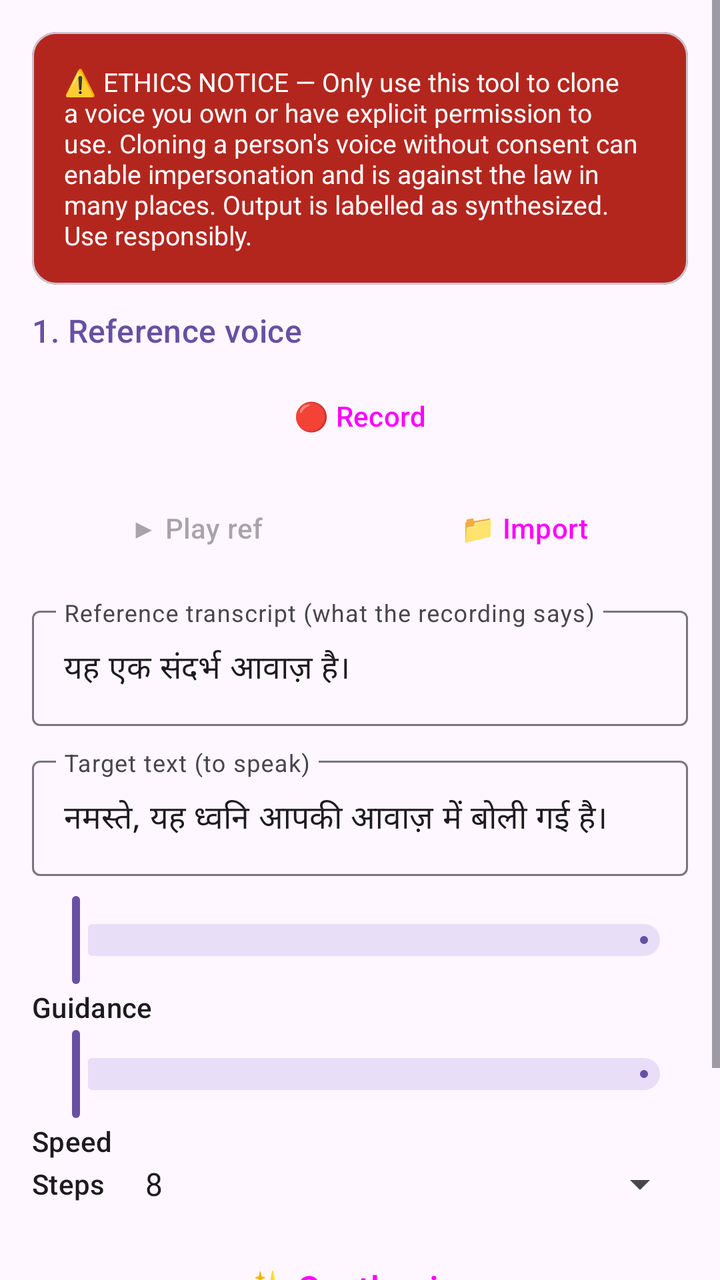
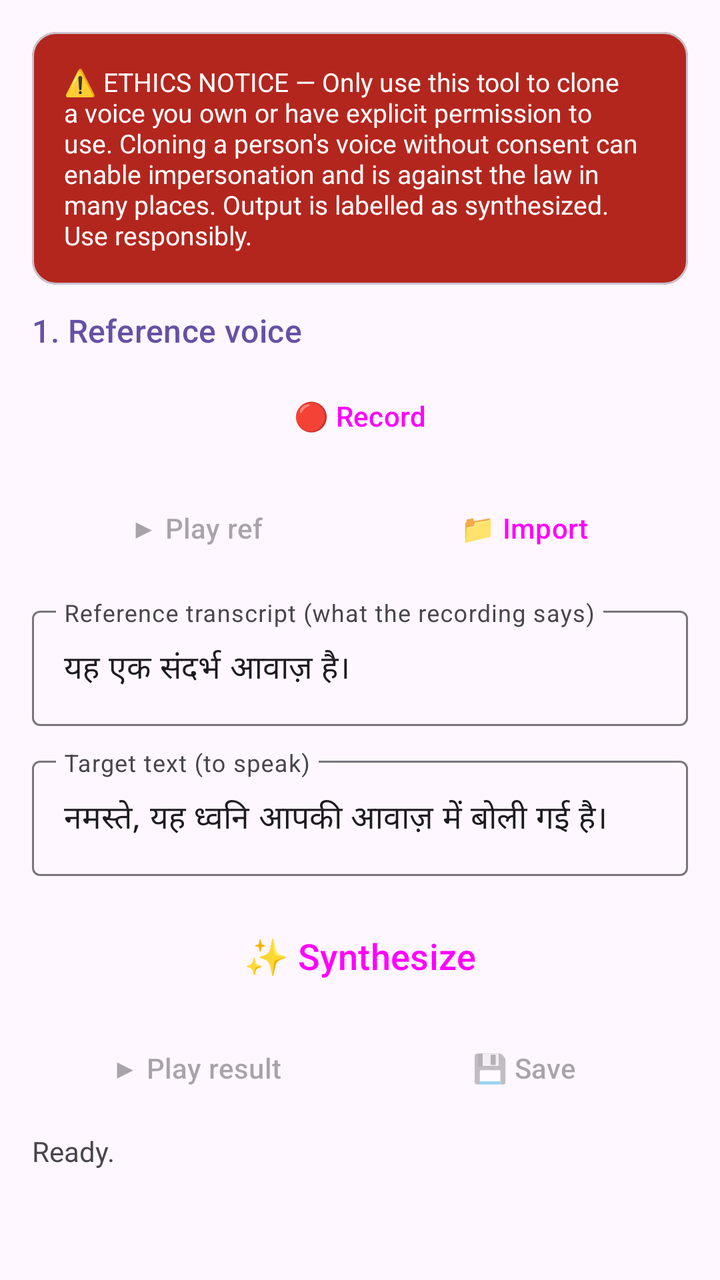

Compare the two renders of this Android layout. The source of the first and the diff that turns it into the second are given below.
<!-- AndroidManifest.xml: application theme Theme.DhVaani -->
<!-- res/layout/activity_main.xml -->
<?xml version="1.0" encoding="utf-8"?>
<ScrollView xmlns:android="http://schemas.android.com/apk/res/android"
    xmlns:app="http://schemas.android.com/apk/res-auto"
    android:layout_width="match_parent"
    android:layout_height="match_parent"
    android:fillViewport="true"
    android:background="@color/surface">

    <LinearLayout
        android:layout_width="match_parent"
        android:layout_height="wrap_content"
        android:orientation="vertical"
        android:padding="16dp">

        
        <com.google.android.material.card.MaterialCardView
            android:layout_width="match_parent"
            android:layout_height="wrap_content"
            android:layout_marginBottom="12dp"
            app:cardBackgroundColor="@color/error"
            app:cardCornerRadius="12dp">

            <TextView
                android:id="@+id/consentNotice"
                android:layout_width="match_parent"
                android:layout_height="wrap_content"
                android:padding="16dp"
                android:textColor="#FFFFFF"
                android:text="@string/consent_notice"
                android:textSize="13sp"
                android:textIsSelectable="true" />
        </com.google.android.material.card.MaterialCardView>

        
        <TextView
            android:layout_width="wrap_content"
            android:layout_height="wrap_content"
            android:text="@string/section_reference"
            android:textAppearance="@style/TextAppearance.Material3.TitleMedium"
            android:textColor="@color/primary"
            android:layout_marginBottom="8dp" />

        <LinearLayout
            android:layout_width="match_parent"
            android:layout_height="wrap_content"
            android:orientation="horizontal">

            <Button
                android:id="@+id/btnRecord"
                style="@style/Widget.Material3.Button.TonalButton"
                android:layout_width="0dp"
                android:layout_height="wrap_content"
                android:layout_weight="1"
                android:text="@string/btn_record" />
        </LinearLayout>

        <LinearLayout
            android:layout_width="match_parent"
            android:layout_height="wrap_content"
            android:orientation="horizontal"
            android:layout_marginTop="8dp">

            <Button
                android:id="@+id/btnPlayRef"
                style="@style/Widget.Material3.Button.OutlinedButton"
                android:layout_width="0dp"
                android:layout_height="wrap_content"
                android:layout_weight="1"
                android:text="@string/btn_play_ref"
                android:enabled="false" />

            <Button
                android:id="@+id/btnImport"
                style="@style/Widget.Material3.Button.OutlinedButton"
                android:layout_width="0dp"
                android:layout_height="wrap_content"
                android:layout_weight="1"
                android:text="@string/btn_import" />
        </LinearLayout>

        <com.google.android.material.textfield.TextInputLayout
            android:layout_width="match_parent"
            android:layout_height="wrap_content"
            android:layout_marginTop="12dp"
            android:hint="@string/label_ref_transcript"
            app:boxBackgroundMode="outline">

            <com.google.android.material.textfield.TextInputEditText
                android:id="@+id/refTranscript"
                android:layout_width="match_parent"
                android:layout_height="wrap_content"
                android:inputType="textMultiLine"
                android:maxLines="2"
                android:text="@string/default_ref_transcript" />
        </com.google.android.material.textfield.TextInputLayout>

        
        <com.google.android.material.textfield.TextInputLayout
            android:layout_width="match_parent"
            android:layout_height="wrap_content"
            android:layout_marginTop="12dp"
            android:hint="@string/label_target_text"
            app:boxBackgroundMode="outline">

            <com.google.android.material.textfield.TextInputEditText
                android:id="@+id/targetText"
                android:layout_width="match_parent"
                android:layout_height="wrap_content"
                android:inputType="textMultiLine"
                android:maxLines="4"
                android:text="@string/default_target_text" />
        </com.google.android.material.textfield.TextInputLayout>

        
        <com.google.android.material.slider.Slider
            android:id="@+id/sliderGuidance"
            android:layout_width="match_parent"
            android:layout_height="wrap_content"
            android:layout_marginTop="8dp" />

        <TextView
            android:id="@+id/labelGuidance"
            android:layout_width="wrap_content"
            android:layout_height="wrap_content"
            android:text="@string/label_guidance"
            android:textAppearance="@style/TextAppearance.Material3.LabelLarge" />

        <com.google.android.material.slider.Slider
            android:id="@+id/sliderSpeed"
            android:layout_width="match_parent"
            android:layout_height="wrap_content" />

        <TextView
            android:id="@+id/labelSpeed"
            android:layout_width="wrap_content"
            android:layout_height="wrap_content"
            android:text="@string/label_speed"
            android:textAppearance="@style/TextAppearance.Material3.LabelLarge" />

        <LinearLayout
            android:layout_width="match_parent"
            android:layout_height="wrap_content"
            android:gravity="center_vertical"
            android:orientation="horizontal">

            <TextView
                android:layout_width="wrap_content"
                android:layout_height="wrap_content"
                android:text="@string/label_steps"
                android:textAppearance="@style/TextAppearance.Material3.LabelLarge"
                android:layout_marginEnd="12dp" />

            <Spinner
                android:id="@+id/spinnerSteps"
                android:layout_width="0dp"
                android:layout_height="wrap_content"
                android:layout_weight="1"
                android:entries="@array/steps" />
        </LinearLayout>

        
        <Button
            android:id="@+id/btnSynthesize"
            style="@style/Widget.Material3.Button"
            android:layout_width="match_parent"
            android:layout_height="wrap_content"
            android:layout_marginTop="16dp"
            android:text="@string/btn_synthesize"
            android:textSize="18sp" />

        
        <LinearLayout
            android:layout_width="match_parent"
            android:layout_height="wrap_content"
            android:orientation="horizontal"
            android:layout_marginTop="8dp">

            <Button
                android:id="@+id/btnPlayResult"
                style="@style/Widget.Material3.Button.TonalButton"
                android:layout_width="0dp"
                android:layout_height="wrap_content"
                android:layout_weight="1"
                android:text="@string/btn_play_result"
                android:enabled="false" />

            <Button
                android:id="@+id/btnSave"
                style="@style/Widget.Material3.Button.OutlinedButton"
                android:layout_width="0dp"
                android:layout_height="wrap_content"
                android:layout_weight="1"
                android:text="@string/btn_save"
                android:enabled="false" />
        </LinearLayout>

        
        <Button
            android:id="@+id/btnDownloadModels"
            style="@style/Widget.Material3.Button"
            android:layout_width="match_parent"
            android:layout_height="wrap_content"
            android:layout_marginTop="12dp"
            android:visibility="gone"
            android:text="@string/btn_download_models" />

        
        <com.google.android.material.progressindicator.LinearProgressIndicator
            android:id="@+id/progress"
            android:layout_width="match_parent"
            android:layout_height="wrap_content"
            android:layout_marginTop="16dp"
            android:max="100"
            android:visibility="gone" />

        <TextView
            android:id="@+id/statusLine"
            android:layout_width="match_parent"
            android:layout_height="wrap_content"
            android:layout_marginTop="8dp"
            android:text="@string/status_ready"
            android:textSize="14sp"
            android:textColor="@color/onSurfaceVariant" />

    </LinearLayout>
</ScrollView>
<!-- resources referenced by this layout -->
<resources>
  <string-array name="steps">
          <item>8</item>
          <item>12</item>
          <item>16</item>
          <item>20</item>
          <item>24</item>
          <item>32</item>
      </string-array>
  <color name="error">#B3261E</color>
  <color name="onSurfaceVariant">#49454F</color>
  <color name="primary">#6750A4</color>
  <color name="surface">#FEF7FF</color>
  <string name="btn_download_models">📥 Download models (first launch)</string>
  <string name="btn_import">📁 Import</string>
  <string name="btn_play_ref">▶ Play ref</string>
  <string name="btn_play_result">▶ Play result</string>
  <string name="btn_record">🔴 Record</string>
  <string name="btn_save">💾 Save</string>
  <string name="btn_synthesize">✨ Synthesize</string>
  <string name="consent_notice">⚠️ ETHICS NOTICE — Only use this tool to clone a voice you own or have explicit permission to use. Cloning a person\'s voice without consent can enable impersonation and is against the law in many places. Output is labelled as synthesized. Use responsibly.</string>
  <string name="default_ref_transcript">यह एक संदर्भ आवाज़ है।</string>
  <string name="default_target_text">नमस्ते, यह ध्वनि आपकी आवाज़ में बोली गई है।</string>
  <string name="label_guidance">Guidance</string>
  <string name="label_ref_transcript">Reference transcript (what the recording says)</string>
  <string name="label_speed">Speed</string>
  <string name="label_steps">Steps</string>
  <string name="label_target_text">Target text (to speak)</string>
  <string name="section_reference">1. Reference voice</string>
  <string name="status_ready">Ready.</string>
  <style name="Theme.DhVaani" parent="Theme.Material3.DayNight.NoActionBar">
          <item name="colorPrimary">@color/primary</item>
          <item name="colorOnPrimary">@color/onPrimary</item>
          <item name="colorPrimaryContainer">@color/primaryContainer</item>
          <item name="colorOnPrimaryContainer">@color/onPrimaryContainer</item>
          <item name="colorSecondary">@color/secondary</item>
          <item name="colorOnSecondary">@color/onSecondary</item>
          <item name="colorSecondaryContainer">@color/secondaryContainer</item>
          <item name="colorOnSecondaryContainer">@color/onSecondaryContainer</item>
          <item name="colorSurface">@color/surface</item>
          <item name="colorOnSurface">@color/onSurface</item>
          <item name="colorSurfaceVariant">@color/surfaceVariant</item>
          <item name="colorOnSurfaceVariant">@color/onSurfaceVariant</item>
          <item name="colorOutline">@color/outline</item>
          <item name="colorError">@color/error</item>
          <item name="android:statusBarColor">@color/primaryContainer</item>
          <item name="android:windowLightStatusBar">false</item>
      </style>
  <color name="onPrimary">#FFFFFF</color>
  <color name="primaryContainer">#EADDFF</color>
  <color name="onPrimaryContainer">#21005D</color>
  <color name="secondary">#625B71</color>
  <color name="onSecondary">#FFFFFF</color>
  <color name="secondaryContainer">#E8DEF8</color>
  <color name="onSecondaryContainer">#1D192B</color>
  <color name="onSurface">#1D1B20</color>
  <color name="surfaceVariant">#E7E0EC</color>
  <color name="outline">#79747E</color>
</resources>

<!-- the commit's change to res/layout/activity_main.xml (unified diff, before → after) -->
@@ -112,53 +112,6 @@
         </com.google.android.material.textfield.TextInputLayout>
 
         
-        <com.google.android.material.slider.Slider
-            android:id="@+id/sliderGuidance"
-            android:layout_width="match_parent"
-            android:layout_height="wrap_content"
-            android:layout_marginTop="8dp" />
-
-        <TextView
-            android:id="@+id/labelGuidance"
-            android:layout_width="wrap_content"
-            android:layout_height="wrap_content"
-            android:text="@string/label_guidance"
-            android:textAppearance="@style/TextAppearance.Material3.LabelLarge" />
-
-        <com.google.android.material.slider.Slider
-            android:id="@+id/sliderSpeed"
-            android:layout_width="match_parent"
-            android:layout_height="wrap_content" />
-
-        <TextView
-            android:id="@+id/labelSpeed"
-            android:layout_width="wrap_content"
-            android:layout_height="wrap_content"
-            android:text="@string/label_speed"
-            android:textAppearance="@style/TextAppearance.Material3.LabelLarge" />
-
-        <LinearLayout
-            android:layout_width="match_parent"
-            android:layout_height="wrap_content"
-            android:gravity="center_vertical"
-            android:orientation="horizontal">
-
-            <TextView
-                android:layout_width="wrap_content"
-                android:layout_height="wrap_content"
-                android:text="@string/label_steps"
-                android:textAppearance="@style/TextAppearance.Material3.LabelLarge"
-                android:layout_marginEnd="12dp" />
-
-            <Spinner
-                android:id="@+id/spinnerSteps"
-                android:layout_width="0dp"
-                android:layout_height="wrap_content"
-                android:layout_weight="1"
-                android:entries="@array/steps" />
-        </LinearLayout>
-
-        
         <Button
             android:id="@+id/btnSynthesize"
             style="@style/Widget.Material3.Button"
<!-- resource entries referenced after the edit -->
@@ -1,13 +1,5 @@
 <!-- resources referenced by this layout -->
 <resources>
-  <string-array name="steps">
-          <item>8</item>
-          <item>12</item>
-          <item>16</item>
-          <item>20</item>
-          <item>24</item>
-          <item>32</item>
-      </string-array>
   <color name="error">#B3261E</color>
   <color name="onSurfaceVariant">#49454F</color>
   <color name="primary">#6750A4</color>
@@ -22,10 +14,7 @@
   <string name="consent_notice">⚠️ ETHICS NOTICE — Only use this tool to clone a voice you own or have explicit permission to use. Cloning a person\'s voice without consent can enable impersonation and is against the law in many places. Output is labelled as synthesized. Use responsibly.</string>
   <string name="default_ref_transcript">यह एक संदर्भ आवाज़ है।</string>
   <string name="default_target_text">नमस्ते, यह ध्वनि आपकी आवाज़ में बोली गई है।</string>
-  <string name="label_guidance">Guidance</string>
   <string name="label_ref_transcript">Reference transcript (what the recording says)</string>
-  <string name="label_speed">Speed</string>
-  <string name="label_steps">Steps</string>
   <string name="label_target_text">Target text (to speak)</string>
   <string name="section_reference">1. Reference voice</string>
   <string name="status_ready">Ready.</string>
